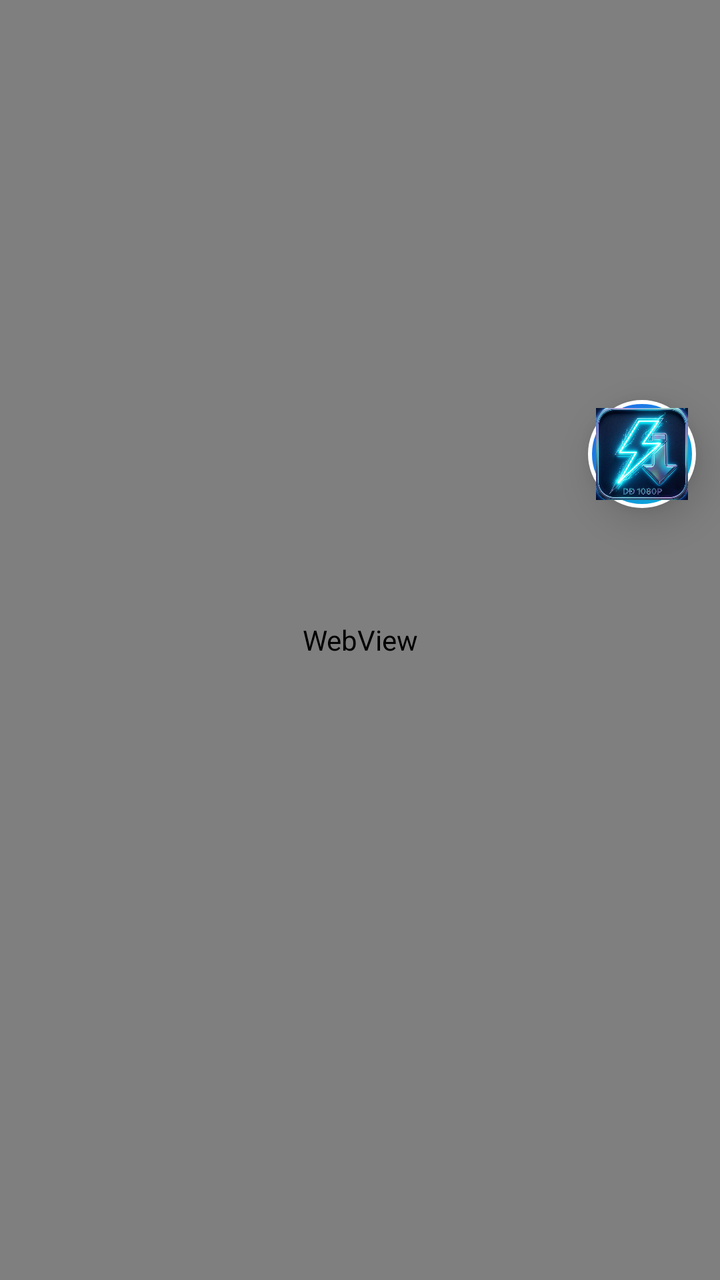
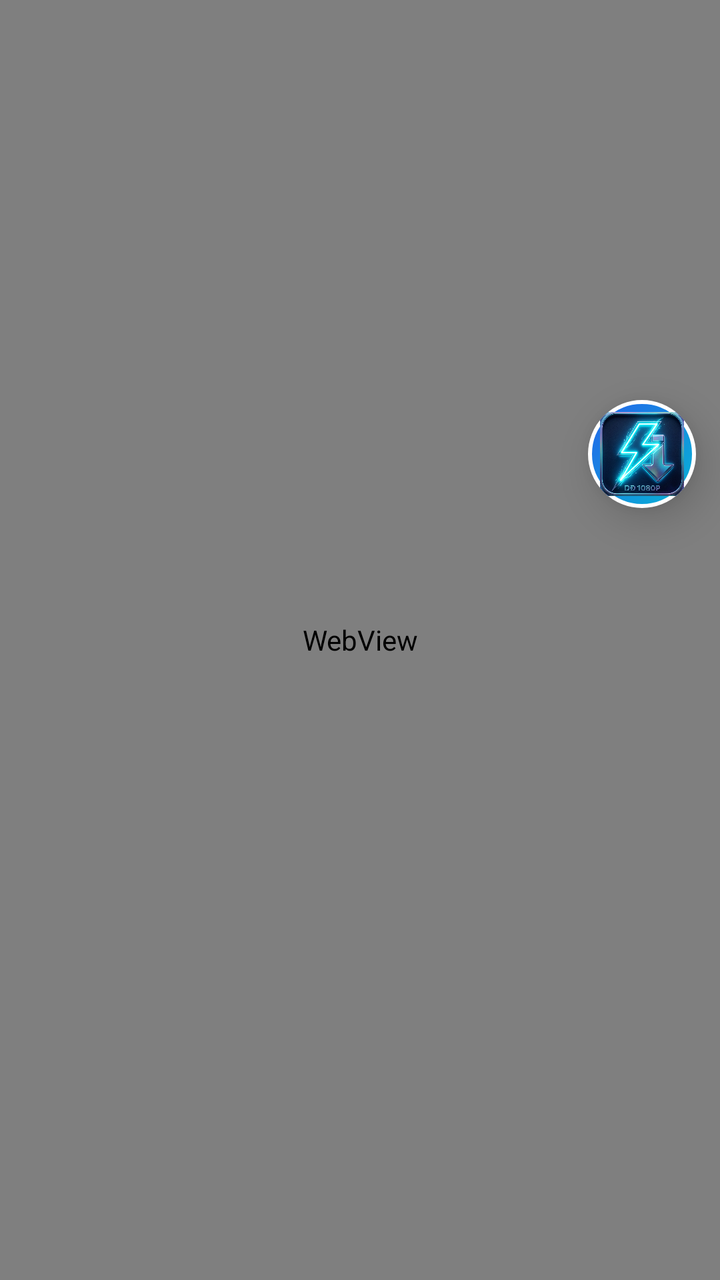

Before-and-after screenshots of an Android layout around one commit, followed by the original layout XML and the change that was made.
<!-- AndroidManifest.xml: application theme Theme.DuongThoDola -->
<!-- res/layout/activity_main.xml -->
<?xml version="1.0" encoding="utf-8"?>
<androidx.coordinatorlayout.widget.CoordinatorLayout xmlns:android="http://schemas.android.com/apk/res/android"
    xmlns:app="http://schemas.android.com/apk/res-auto"
    android:id="@+id/rootLayout"
    android:layout_width="match_parent"
    android:layout_height="match_parent"
    android:background="@color/background_dark">

    <LinearLayout
        android:layout_width="match_parent"
        android:layout_height="match_parent"
        android:orientation="vertical">

        
        <ProgressBar
            android:id="@+id/progressBar"
            style="@style/Widget.AppCompat.ProgressBar.Horizontal"
            android:layout_width="match_parent"
            android:layout_height="2dp"
            android:indeterminate="false"
            android:max="100"
            android:progressDrawable="@drawable/btn_gradient"
            android:visibility="gone" />

        
        <FrameLayout
            android:id="@+id/webViewContainer"
            android:layout_width="match_parent"
            android:layout_height="0dp"
            android:layout_weight="1">

            <WebView
                android:id="@+id/webView"
                android:layout_width="match_parent"
                android:layout_height="match_parent" />
        </FrameLayout>
    </LinearLayout>

    
    <FrameLayout
        android:id="@+id/floatingBubble"
        android:layout_width="54dp"
        android:layout_height="54dp"
        android:layout_gravity="top|end"
        android:layout_marginTop="200dp"
        android:layout_marginEnd="12dp"
        android:background="@drawable/bg_bubble"
        android:clickable="true"
        android:elevation="12dp"
        android:focusable="true">

        <ImageView
            android:layout_width="match_parent"
            android:layout_height="match_parent"
            android:padding="4dp"
            android:src="@drawable/ic_app_icon_pro"
            android:contentDescription="Duong Tho Icon" />

        
        <TextView
            android:id="@+id/tvBubbleBadge"
            android:layout_width="20dp"
            android:layout_height="20dp"
            android:layout_gravity="top|end"
            android:background="@drawable/bg_badge"
            android:gravity="center"
            android:text="0"
            android:textColor="#ffffff"
            android:textSize="9sp"
            android:textStyle="bold"
            android:visibility="gone" />
    </FrameLayout>

</androidx.coordinatorlayout.widget.CoordinatorLayout>
<!-- resources referenced by this layout -->
<resources>
  <color name="background_dark">#0f172a</color>
  <!-- drawable bg_badge (drawable) -->
  <?xml version="1.0" encoding="utf-8"?>
  <shape xmlns:android="http://schemas.android.com/apk/res/android"
      android:shape="oval">
      <solid android:color="#ef4444" />
      <stroke
          android:width="1.5dp"
          android:color="#ffffff" />
  </shape>
  <!-- drawable bg_bubble (drawable) -->
  <?xml version="1.0" encoding="utf-8"?>
  <shape xmlns:android="http://schemas.android.com/apk/res/android"
      android:shape="oval">
      <gradient
          android:angle="135"
          android:startColor="#06b6d4"
          android:endColor="#2563eb" />
      <stroke
          android:width="2dp"
          android:color="#ffffff" />
  </shape>
  <!-- drawable btn_gradient (drawable) -->
  <?xml version="1.0" encoding="utf-8"?>
  <ripple xmlns:android="http://schemas.android.com/apk/res/android"
      android:color="#40ffffff">
      <item>
          <shape android:shape="rectangle">
              <gradient
                  android:angle="0"
                  android:endColor="#3b82f6"
                  android:startColor="#06b6d4" />
              <corners android:radius="14dp" />
          </shape>
      </item>
  </ripple>
  <!-- drawable ic_app_icon_pro: png bitmap (drawable, 700574 bytes) -->
  <style name="Theme.DuongThoDola" parent="Theme.MaterialComponents.DayNight.NoActionBar">
          <item name="colorPrimary">@color/primary</item>
          <item name="colorPrimaryDark">@color/background_dark</item>
          <item name="colorAccent">@color/accent</item>
          <item name="android:statusBarColor">@color/background_dark</item>
          <item name="android:navigationBarColor">@color/background_dark</item>
      </style>
  <color name="primary">#06b6d4</color>
  <color name="accent">#10b981</color>
</resources>

<!-- the commit's change to res/layout/activity_main.xml (unified diff, before → after) -->
@@ -52,8 +52,11 @@
         <ImageView
             android:layout_width="match_parent"
             android:layout_height="match_parent"
-            android:padding="4dp"
+            android:padding="6dp"
             android:src="@drawable/ic_app_icon_pro"
+            android:scaleType="centerCrop"
+            android:background="@drawable/bg_bubble_clip"
+            android:clipToOutline="true"
             android:contentDescription="Duong Tho Icon" />
 
         
<!-- resource entries referenced after the edit -->
@@ -21,6 +21,12 @@
       <stroke
           android:width="2dp"
           android:color="#ffffff" />
+  </shape>
+  <!-- drawable bg_bubble_clip (drawable) -->
+  <?xml version="1.0" encoding="utf-8"?>
+  <shape xmlns:android="http://schemas.android.com/apk/res/android"
+      android:shape="oval">
+      <solid android:color="@android:color/transparent" />
   </shape>
   <!-- drawable btn_gradient (drawable) -->
   <?xml version="1.0" encoding="utf-8"?>
